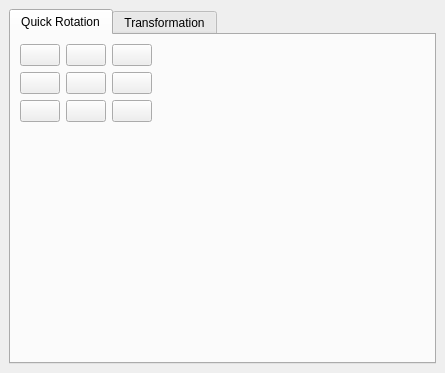
Before: the Qt Designer form Polyhedron/demo/Polyhedron/Plugins/PCA/Transformation_widget.ui in CGAL/cgal, drawn with Qt 5.
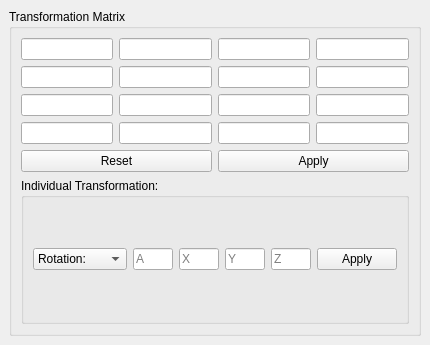
After: the same form once the commit is applied. The open tabs and pages were chosen to show the change. Icons and pictures are not drawn.

Commit message: First steps for normalizing and forsaking the quick rotations.

Patch:
```diff
--- a/Polyhedron/demo/Polyhedron/Plugins/PCA/Transformation_widget.ui
+++ b/Polyhedron/demo/Polyhedron/Plugins/PCA/Transformation_widget.ui
@@ -6,8 +6,8 @@
    <rect>
     <x>0</x>
     <y>0</y>
-    <width>445</width>
-    <height>373</height>
+    <width>430</width>
+    <height>345</height>
    </rect>
   </property>
   <property name="windowTitle">
@@ -16,206 +16,8 @@
   <widget class="QWidget" name="dockWidgetContents">
    <layout class="QVBoxLayout" name="verticalLayout">
     <item>
-     <widget class="QTabWidget" name="tabWidget">
-      <property name="currentIndex">
-       <number>1</number>
-      </property>
-      <widget class="QWidget" name="tab">
-       <attribute name="title">
-        <string>Quick Rotation</string>
-       </attribute>
-       <layout class="QGridLayout" name="gridLayout_2">
-        <item row="0" column="0">
-         <layout class="QGridLayout" name="gridLayout">
-          <item row="0" column="1">
-           <widget class="QPushButton" name="rotX180">
-            <property name="text">
-             <string/>
-            </property>
-            <property name="icon">
-             <iconset resource="../../Polyhedron_3.qrc">
-              <normaloff>:/cgal/icons/resources/RotationsX180.png</normaloff>:/cgal/icons/resources/RotationsX180.png</iconset>
-            </property>
-            <property name="iconSize">
-             <size>
-              <width>64</width>
-              <height>64</height>
-             </size>
-            </property>
-           </widget>
-          </item>
-          <item row="1" column="0">
-           <widget class="QPushButton" name="rotY270">
-            <property name="text">
-             <string/>
-            </property>
-            <property name="icon">
-             <iconset resource="../../Polyhedron_3.qrc">
-              <normaloff>:/cgal/icons/resources/RotationsY270.png</normaloff>:/cgal/icons/resources/RotationsY270.png</iconset>
-            </property>
-            <property name="iconSize">
-             <size>
-              <width>64</width>
-              <height>64</height>
-             </size>
-            </property>
-           </widget>
-          </item>
-          <item row="0" column="2">
-           <widget class="QPushButton" name="rotX90">
-            <property name="text">
-             <string/>
-            </property>
-            <property name="icon">
-             <iconset resource="../../Polyhedron_3.qrc">
-              <normaloff>:/cgal/icons/resources/RotationsX90.png</normaloff>:/cgal/icons/resources/RotationsX90.png</iconset>
-            </property>
-            <property name="iconSize">
-             <size>
-              <width>64</width>
-              <height>64</height>
-             </size>
-            </property>
-           </widget>
-          </item>
-          <item row="1" column="1">
-           <widget class="QPushButton" name="rotY180">
-            <property name="text">
-             <string/>
-            </property>
-            <property name="icon">
-             <iconset resource="../../Polyhedron_3.qrc">
-              <normaloff>:/cgal/icons/resources/RotationsY180.png</normaloff>:/cgal/icons/resources/RotationsY180.png</iconset>
-            </property>
-            <property name="iconSize">
-             <size>
-              <width>64</width>
-              <height>64</height>
-             </size>
-            </property>
-           </widget>
-          </item>
-          <item row="0" column="0">
-           <widget class="QPushButton" name="rotX270">
-            <property name="text">
-             <string/>
-            </property>
-            <property name="icon">
-             <iconset resource="../../Polyhedron_3.qrc">
-              <normaloff>:/cgal/icons/resources/RotationsX270.png</normaloff>:/cgal/icons/resources/RotationsX270.png</iconset>
-            </property>
-            <property name="iconSize">
-             <size>
-              <width>64</width>
-              <height>64</height>
-             </size>
-            </property>
-           </widget>
-          </item>
-          <item row="1" column="2">
-           <widget class="QPushButton" name="rotY90">
-            <property name="text">
-             <string/>
-            </property>
-            <property name="icon">
-             <iconset resource="../../Polyhedron_3.qrc">
-              <normaloff>:/cgal/icons/resources/RotationsY90.png</normaloff>:/cgal/icons/resources/RotationsY90.png</iconset>
-            </property>
-            <property name="iconSize">
-             <size>
-              <width>64</width>
-              <height>64</height>
-             </size>
-            </property>
-           </widget>
-          </item>
-          <item row="2" column="0">
-           <widget class="QPushButton" name="rotZ270">
-            <property name="text">
-             <string/>
-            </property>
-            <property name="icon">
-             <iconset resource="../../Polyhedron_3.qrc">
-              <normaloff>:/cgal/icons/resources/RotationsZ270.png</normaloff>:/cgal/icons/resources/RotationsZ270.png</iconset>
-            </property>
-            <property name="iconSize">
-             <size>
-              <width>64</width>
-              <height>64</height>
-             </size>
-            </property>
-           </widget>
-          </item>
-          <item row="2" column="1">
-           <widget class="QPushButton" name="rotZ180">
-            <property name="text">
-             <string/>
-            </property>
-            <property name="icon">
-             <iconset resource="../../Polyhedron_3.qrc">
-              <normaloff>:/cgal/icons/resources/RotationsZ180.png</normaloff>:/cgal/icons/resources/RotationsZ180.png</iconset>
-            </property>
-            <property name="iconSize">
-             <size>
-              <width>64</width>
-              <height>64</height>
-             </size>
-            </property>
-           </widget>
-          </item>
-          <item row="2" column="2">
-           <widget class="QPushButton" name="rotZ90">
-            <property name="text">
-             <string/>
-            </property>
-            <property name="icon">
-             <iconset resource="../../Polyhedron_3.qrc">
-              <normaloff>:/cgal/icons/resources/RotationsZ90.png</normaloff>:/cgal/icons/resources/RotationsZ90.png</iconset>
-            </property>
-            <property name="iconSize">
-             <size>
-              <width>64</width>
-              <height>64</height>
-             </size>
-            </property>
-           </widget>
-          </item>
-         </layout>
-        </item>
-        <item row="0" column="1">
-         <spacer name="horizontalSpacer">
-          <property name="orientation">
-           <enum>Qt::Horizontal</enum>
-          </property>
-          <property name="sizeHint" stdset="0">
-           <size>
-            <width>40</width>
-            <height>20</height>
-           </size>
-          </property>
-         </spacer>
-        </item>
-        <item row="1" column="0">
-         <spacer name="verticalSpacer">
-          <property name="orientation">
-           <enum>Qt::Vertical</enum>
-          </property>
-          <property name="sizeHint" stdset="0">
-           <size>
-            <width>20</width>
-            <height>40</height>
-           </size>
-          </property>
-         </spacer>
-        </item>
-       </layout>
-      </widget>
-      <widget class="QWidget" name="tab_2">
-       <attribute name="title">
-        <string>Transformation</string>
-       </attribute>
-       <layout class="QGridLayout" name="gridLayout_6">
-        <item row="0" column="0">
+     <layout class="QVBoxLayout" name="verticalLayout_4">
+      <item>
          <widget class="QGroupBox" name="groupBox">
           <property name="title">
            <string>Transformation Matrix</string>
@@ -291,23 +93,7 @@
              </item>
             </layout>
            </item>
-          </layout>
-         </widget>
-        </item>
-        <item row="2" column="0">
-         <spacer name="verticalSpacer_2">
-          <property name="orientation">
-           <enum>Qt::Vertical</enum>
-          </property>
-          <property name="sizeHint" stdset="0">
-           <size>
-            <width>20</width>
-            <height>40</height>
-           </size>
-          </property>
-         </spacer>
-        </item>
-        <item row="1" column="0">
+         <item>
          <widget class="QGroupBox" name="groupBox_2">
           <property name="title">
            <string>Individual Transformation:</string>
@@ -399,9 +185,10 @@
         </item>
        </layout>
       </widget>
-     </widget>
-    </item>
-   </layout>
+      </item>
+     </layout>
+    </item>
+   </layout>
   </widget>
  </widget>
  <resources>
```
Left out of the diff: 4 changed lines with no effect on the pictures. Lines whose indentation alone changed are shown as unchanged. The commit also changes 1 other file.
